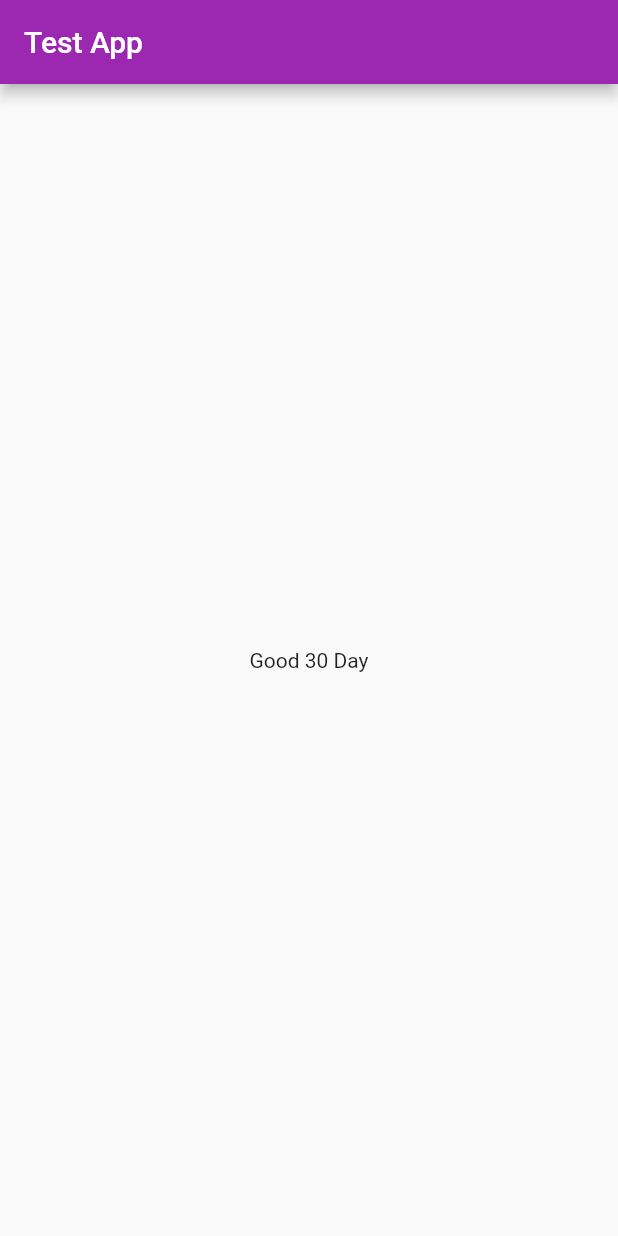
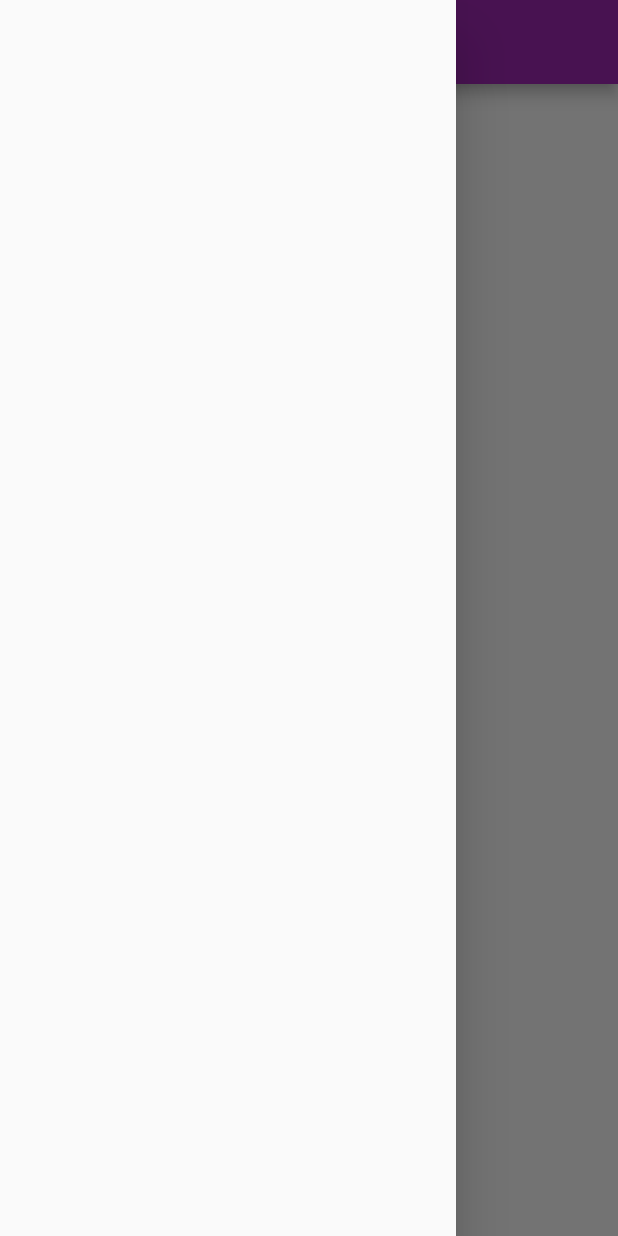
Before and after one commit to AyshChaudhary/test-flutter, a Flutter app: the screen it shows after launch, with the side drawer open (before the commit the screen has no drawer), on a phone screen of 412 x 824 dp. Run offline on Flutter 3.47's test engine with Material 2 defaults, Android fonts, the phone set to English and light mode, and no system bars.

Commit message:
small change

```diff
--- a/flutter_application_1/lib/home_page.dart
+++ b/flutter_application_1/lib/home_page.dart
@@ -15,6 +15,8 @@ class Homepage extends StatelessWidget {
         child: Container(
           child: Text("Good $days Day"),
         ),
-        ));
+      ),
+      drawer: Drawer(),
+    );
   }
 }
```
Lines whose indentation alone changed are shown as unchanged.
